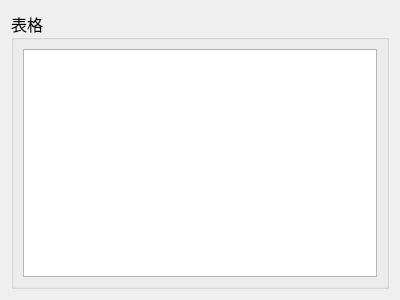
ChinaClever/BusBar-Qt, file common/comtablewid.ui: the form before one commit.
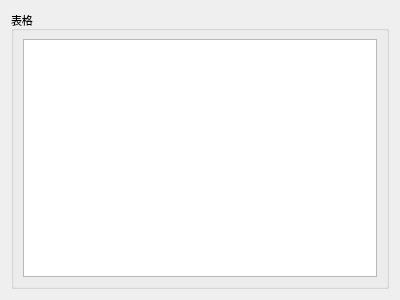
The form after the commit.

```diff
--- a/common/comtablewid.ui
+++ b/common/comtablewid.ui
@@ -10,16 +10,29 @@
     <height>300</height>
    </rect>
   </property>
+  <property name="font">
+   <font>
+    <family>Ubuntu</family>
+    <pointsize>8</pointsize>
+    <italic>false</italic>
+    <bold>false</bold>
+   </font>
+  </property>
   <property name="windowTitle">
    <string>Form</string>
   </property>
+  <property name="styleSheet">
+   <string notr="true">font: 8pt &quot;Ubuntu&quot;;</string>
+  </property>
   <layout class="QGridLayout" name="gridLayout">
    <item row="0" column="0">
     <widget class="QGroupBox" name="groupBox">
      <property name="font">
       <font>
-       <family>微软雅黑</family>
-       <pointsize>12</pointsize>
+       <family>Ubuntu</family>
+       <pointsize>8</pointsize>
+       <italic>false</italic>
+       <bold>false</bold>
       </font>
      </property>
      <property name="title">
```
